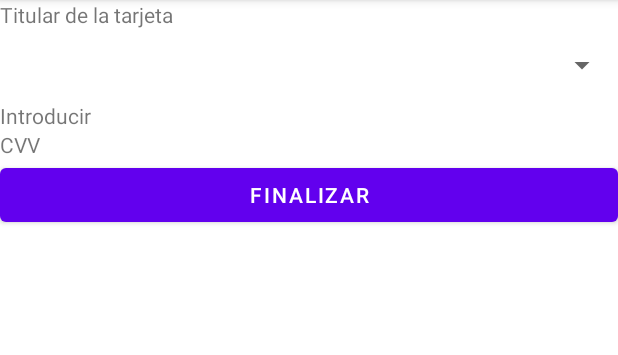
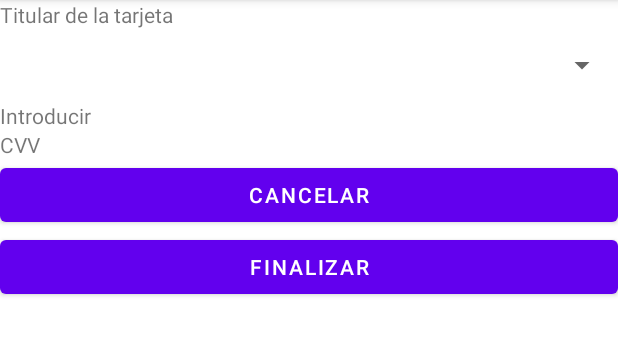
Before and after one commit to Braulio-Palagot/Huellitas_Aventureras, an Android app: the fragment PaymentFormat shown on its own in the app's theme, on a phone screen of 412 x 824 dp, the part 84-439 px from its top. Run offline under Robolectric (Android 15) with nearby library versions, the phone set to English and light mode, and no system bars.

Commit message:
Se agrego el boton cancelar en el apartado de paymentformat

```diff
--- a/app/src/main/java/org/equiposeis/huellitasaventureras/ui/PaymentFormat.java
+++ b/app/src/main/java/org/equiposeis/huellitasaventureras/ui/PaymentFormat.java
@@ -33,6 +33,9 @@ public class PaymentFormat extends Fragment {
             CVV = Integer.parseInt(binding.txtCVV.getText().toString());
         });
         return root;
+
+
+
     }
 
 }
--- a/app/src/main/res/layout/fragment_payment_format.xml
+++ b/app/src/main/res/layout/fragment_payment_format.xml
@@ -38,6 +38,13 @@
             android:text="CVV" />
 
         <Button
+            android:id="@+id/txtCancelar"
+            android:layout_width="match_parent"
+            android:layout_height="wrap_content"
+            android:hint="Cancelar"
+            android:text="Cancelar" />
+
+        <Button
             android:id="@+id/bttnFinalizar"
             android:layout_width="match_parent"
             android:layout_height="wrap_content"
```
